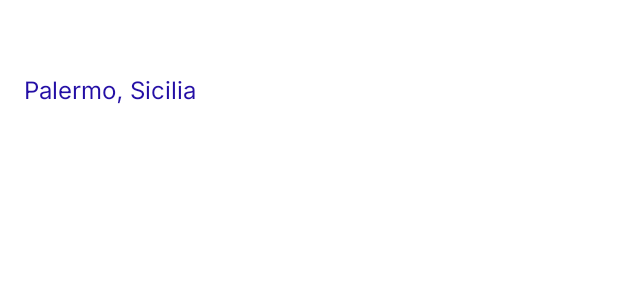
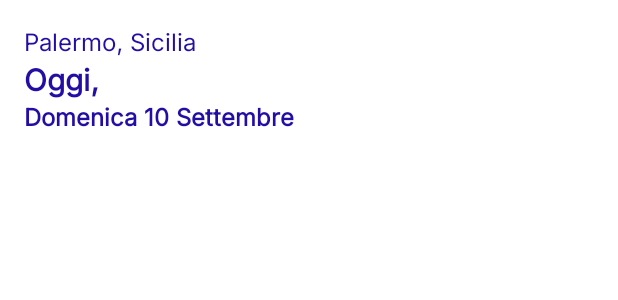
Before and after one commit to develhope/Android6-Team2-ForecastApp, an Android app: the layout title_today_screen.xml on its own in the app's theme, with its tools: preview values and no code run, on a phone screen of 412 x 824 dp. Shown: the top 300 px of the screen. Run offline under Robolectric (Android 15) with nearby library versions, the phone set to English and light mode, and no system bars.

Commit message:
removed title xml new title is the former subtitle xml

```diff
--- a/app/src/main/java/co/develhope/meteoapp/today/TodayTitleViewHolder.kt
+++ b/app/src/main/java/co/develhope/meteoapp/today/TodayTitleViewHolder.kt
@@ -1,9 +1,9 @@
 package co.develhope.meteoapp.today
 
 import androidx.recyclerview.widget.RecyclerView
-import co.develhope.meteoapp.databinding.SubtitleTodayScreenBinding
+import co.develhope.meteoapp.databinding.TitleTodayScreenBinding
 
-class TodayTitleViewHolder(private val binding: SubtitleTodayScreenBinding) : RecyclerView.ViewHolder(binding.root) {
+class TodayTitleViewHolder(private val binding: TitleTodayScreenBinding) : RecyclerView.ViewHolder(binding.root) {
     fun onBind(item: TodayData.TodayTitle){
         binding.todayLocationTv.text = item.todayLocation
         binding.todaySubtitleShortTv.text = item.todayDay
--- a/app/src/main/java/co/develhope/meteoapp/today/adapter/TodayAdapter.kt
+++ b/app/src/main/java/co/develhope/meteoapp/today/adapter/TodayAdapter.kt
@@ -6,7 +6,7 @@ import android.view.ViewGroup
 import androidx.recyclerview.widget.RecyclerView.Adapter
 import androidx.recyclerview.widget.RecyclerView.ViewHolder
 import co.develhope.meteoapp.databinding.ListTodayScreenBinding
-import co.develhope.meteoapp.databinding.SubtitleTodayScreenBinding
+import co.develhope.meteoapp.databinding.TitleTodayScreenBinding
 import co.develhope.meteoapp.today.TodayData
 import co.develhope.meteoapp.today.TodayTitleViewHolder
 import co.develhope.meteoapp.today.TodayViewHolder
@@ -22,7 +22,7 @@ class TodayAdapter(val todayList: List<TodayData>): Adapter<ViewHolder>() {
         return when(viewType){
             TodayData.todayItem -> TodayViewHolder(ListTodayScreenBinding.inflate
                 (LayoutInflater.from(parent.context),parent,false))
-            TodayData.todayTitle -> TodayTitleViewHolder(SubtitleTodayScreenBinding.inflate(
+            TodayData.todayTitle -> TodayTitleViewHolder(TitleTodayScreenBinding.inflate(
                 LayoutInflater.from(parent.context),parent,false))
             else -> throw Exception("Error: invalid ViewHolder")
         }
--- a/app/src/main/res/layout/title_today_screen.xml
+++ b/app/src/main/res/layout/title_today_screen.xml
@@ -1,21 +1,44 @@
 <?xml version="1.0" encoding="utf-8"?>
 <androidx.constraintlayout.widget.ConstraintLayout xmlns:android="http://schemas.android.com/apk/res/android"
-    android:layout_width="match_parent"
-    android:layout_height="match_parent"
     xmlns:app="http://schemas.android.com/apk/res-auto"
     xmlns:tools="http://schemas.android.com/tools"
+    android:layout_width="wrap_content"
+    android:layout_height="wrap_content"
     android:padding="16dp">
 
     <TextView
-        android:id="@+id/today_title_tv"
+        android:id="@+id/today_location_tv"
         android:layout_width="wrap_content"
         android:layout_height="wrap_content"
-        tools:text="Palermo, Sicilia"
+        android:fontFamily="@font/inter"
+        android:textColor="@color/blue"
+        android:textSize="16sp"
+        app:layout_constraintTop_toTopOf="parent"
         app:layout_constraintStart_toStartOf="parent"
-        app:layout_constraintTop_toTopOf="parent"
+        tools:text="Palermo, Sicilia" />
+
+    <TextView
+        android:id="@+id/today_subtitle_short_tv"
+        android:layout_width="wrap_content"
+        android:layout_height="wrap_content"
+        android:fontFamily="@font/inter"
+        android:textColor="@color/blue"
+        android:textSize="20sp"
+        android:textStyle="bold"
+        app:layout_constraintStart_toStartOf="parent"
+        app:layout_constraintTop_toBottomOf="@id/today_location_tv"
+        tools:text="Oggi," />
+
+    <TextView
+        android:id="@+id/today_subtitle_long_tv"
+        android:layout_width="wrap_content"
+        android:layout_height="wrap_content"
+        android:fontFamily="@font/inter"
+        android:textColor="@color/blue"
         android:textSize="16sp"
-        android:layout_marginTop="32dp"
-        android:fontFamily="@font/inter"
-        android:textColor="@color/blue"/>
+        android:textStyle="bold"
+        app:layout_constraintStart_toStartOf="@id/today_subtitle_short_tv"
+        app:layout_constraintTop_toBottomOf="@id/today_subtitle_short_tv"
+        tools:text="Domenica 10 Settembre" />
 
 </androidx.constraintlayout.widget.ConstraintLayout>
```
Also changed, not shown: app/src/main/res/layout/subtitle_today_screen.xml (deleted, +0 -44 lines).
